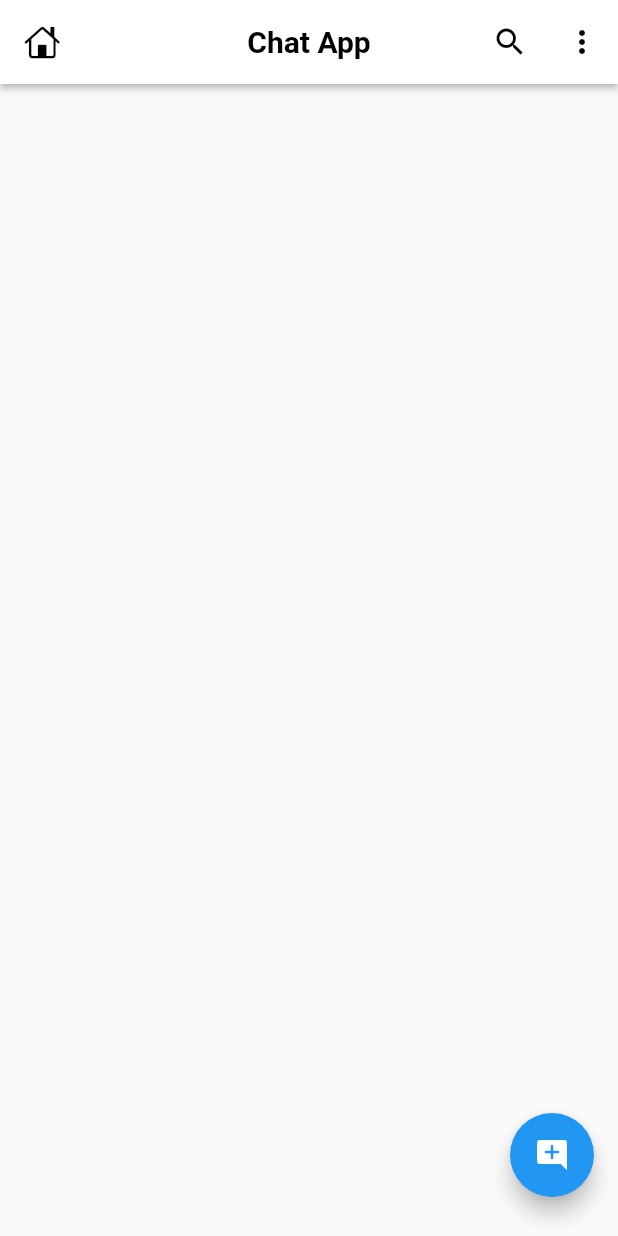
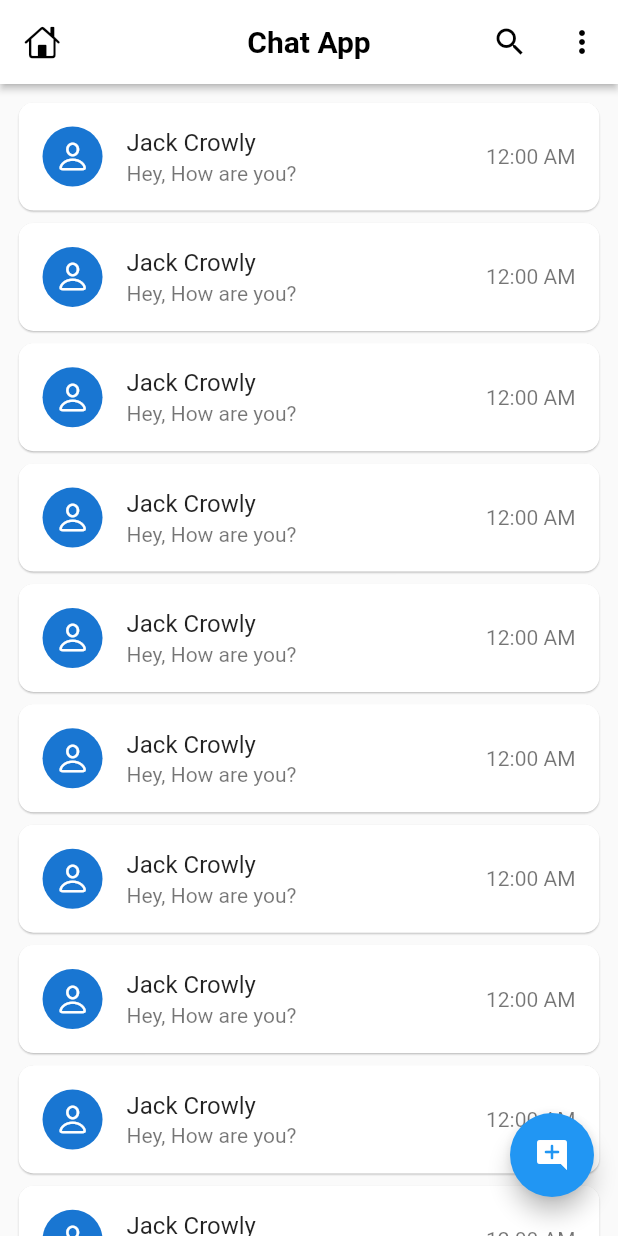
Before and after one commit to aankit09/Chat_App, a Flutter app: the HomeScreen screen opened directly, on a phone screen of 412 x 824 dp. Run offline on Flutter 3.47's test engine with Material 2 defaults, Android fonts, the phone set to English and light mode, and no system bars; our stand-ins replace cloud_firestore, firebase_auth, firebase_core, google_sign_in; accounts and stored records are empty.

Commit message:
Added FireStore and Design User Card Screen

```diff
--- a/lib/api/apis.dart
+++ b/lib/api/apis.dart
@@ -1,5 +1,8 @@
+import 'package:cloud_firestore/cloud_firestore.dart';
 import 'package:firebase_auth/firebase_auth.dart';
 
 class APIs {
   static FirebaseAuth auth = FirebaseAuth.instance;
+
+  static FirebaseFirestore firestore = FirebaseFirestore.instance;
 }
--- a/lib/screens/home_screen.dart
+++ b/lib/screens/home_screen.dart
@@ -1,4 +1,6 @@
+import 'package:chat_app/main.dart';
 import 'package:chat_app/screens/auth/login_screen.dart';
+import 'package:chat_app/widgets/chat_user_card.dart';
 import 'package:firebase_auth/firebase_auth.dart';
 import 'package:flutter/material.dart';
 import 'package:flutter/cupertino.dart';
@@ -49,12 +51,19 @@ class _HomeScreenState extends State<HomeScreen> {
           onPressed: () async {
             await APIs.auth.signOut();
             await GoogleSignIn().signOut();
-             Navigator.pushReplacement(
-        context, MaterialPageRoute(builder: (context) => LoginScreen()));
+            Navigator.pushReplacement(context,
+                MaterialPageRoute(builder: (context) => LoginScreen()));
           },
           child: Icon(Icons.add_comment_rounded),
         ),
       ),
+      body: ListView.builder(
+          itemCount: 18,
+          padding: EdgeInsets.only(top: mq.height * .01),
+          physics: BouncingScrollPhysics(),
+          itemBuilder: (context, index) {
+            return ChatUserCard();
+          }),
     );
   }
 }
--- a/lib/widgets/chat_user_card.dart
+++ b/lib/widgets/chat_user_card.dart
@@ -1,3 +1,5 @@
+import 'package:chat_app/main.dart';
+import 'package:flutter/cupertino.dart';
 import 'package:flutter/material.dart';
 
 class ChatUserCard extends StatefulWidget {
@@ -10,6 +12,32 @@ class ChatUserCard extends StatefulWidget {
 class _ChatUserCardState extends State<ChatUserCard> {
   @override
   Widget build(BuildContext context) {
-    return const Placeholder();
+    return Card(
+      margin: EdgeInsets.symmetric(
+          horizontal: mq.width * .03, vertical: mq.width * .01),
+      elevation: .5,
+      shape: RoundedRectangleBorder(borderRadius: BorderRadius.circular(10)),
+      child: InkWell(
+        onTap: () {},
+        child: ListTile(
+          // Image
+          leading: CircleAvatar(
+            child: Icon(CupertinoIcons.person),
+          ),
+          //Name
+          title: Text('Jack Crowly'),
+          // Message Title
+          subtitle: Text(
+            'Hey, How are you?',
+            maxLines: 1,
+          ),
+          //Timing
+          trailing: Text(
+            '12:00 AM',
+            style: TextStyle(color: Colors.black54),
+          ),
+        ),
+      ),
+    );
   }
 }
--- a/pubspec.yaml
+++ b/pubspec.yaml
@@ -34,10 +34,15 @@ dependencies:
   # The following adds the Cupertino Icons font to your application.
   # Use with the CupertinoIcons class for iOS style icons.
   cupertino_icons: ^1.0.2
+  # accessing cloud data
   cloud_firestore: any
+  # Google Signin
   google_sign_in: any
+  # Firebase Authentication
   firebase_auth: any
+  # Integrated Firebase
   firebase_core: any
+
 
 dev_dependencies:
   flutter_test:
```
